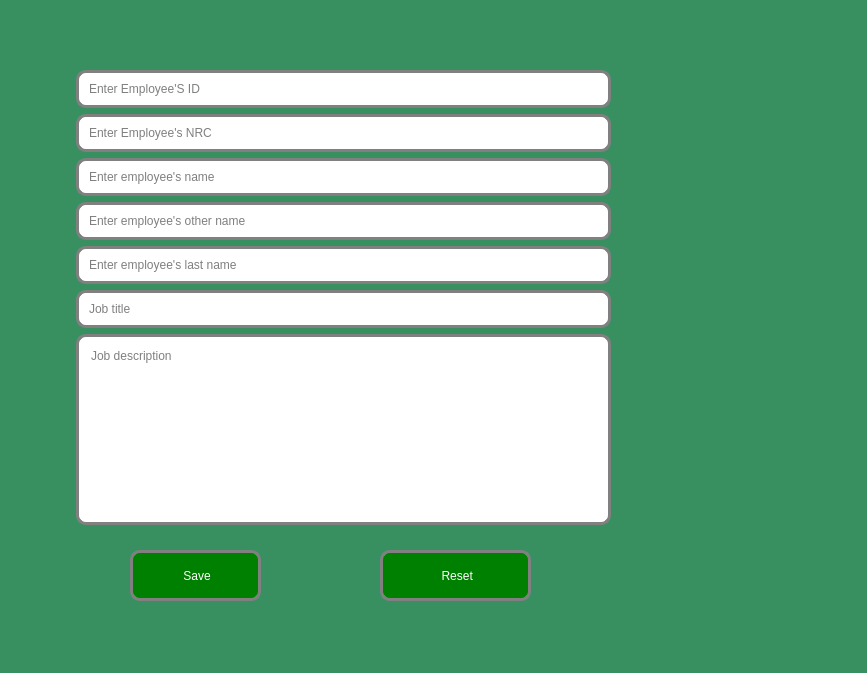
This is addgardener.ui in Rabsoninnora/RoseGardenPlantCareSystem as Qt 5 draws it before an edit. The edited form follows.
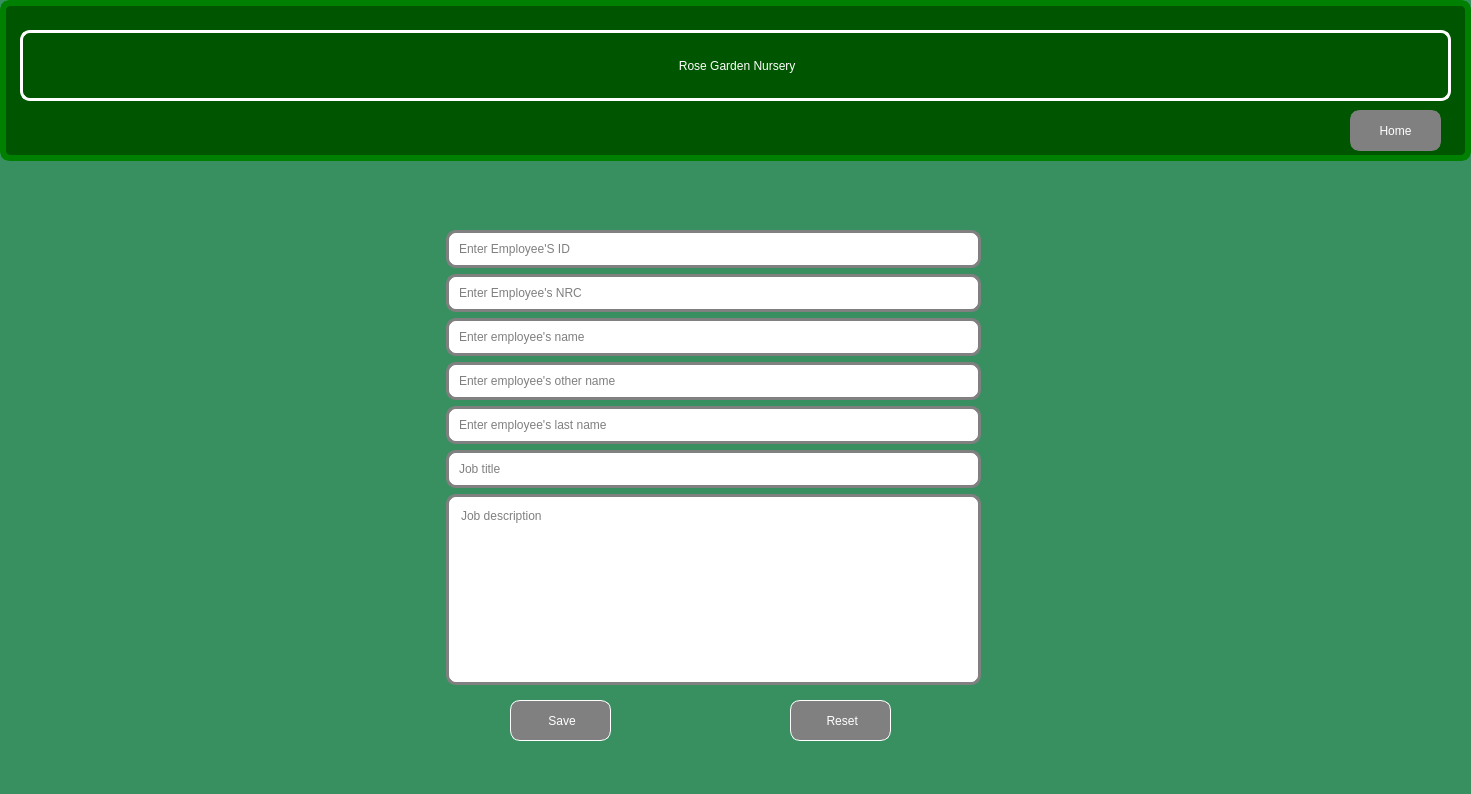
This is the edited form. Icons and pictures are not drawn.

Diff of the .ui file:
```diff
--- a/addgardener.ui
+++ b/addgardener.ui
@@ -6,8 +6,8 @@
    <rect>
     <x>0</x>
     <y>0</y>
-    <width>867</width>
-    <height>673</height>
+    <width>1471</width>
+    <height>794</height>
    </rect>
   </property>
   <property name="windowTitle">
@@ -24,8 +24,8 @@
   <widget class="QWidget" name="formLayoutWidget">
    <property name="geometry">
     <rect>
-     <x>70</x>
-     <y>70</y>
+     <x>440</x>
+     <y>230</y>
      <width>541</width>
      <height>455</height>
     </rect>
@@ -163,19 +163,19 @@
   <widget class="QPushButton" name="btnReset">
    <property name="geometry">
     <rect>
-     <x>380</x>
-     <y>550</y>
-     <width>151</width>
-     <height>51</height>
+     <x>790</x>
+     <y>700</y>
+     <width>101</width>
+     <height>41</height>
     </rect>
    </property>
    <property name="styleSheet">
     <string notr="true">
  QPushButton {
-  border:3px solid gray;
+  border:1px solid white;
   border-radius: 10px;
   padding: 0 10px;
-  background: green;
+  background: grey;
  font: 500 12pt ;
  color: rgb(255, 255, 255);
 
@@ -188,20 +188,20 @@
   <widget class="QPushButton" name="btnSave">
    <property name="geometry">
     <rect>
-     <x>130</x>
-     <y>550</y>
-     <width>131</width>
-     <height>51</height>
+     <x>510</x>
+     <y>700</y>
+     <width>101</width>
+     <height>41</height>
     </rect>
    </property>
    <property name="styleSheet">
     <string notr="true">
  QPushButton {
-  border:3px solid gray;
+  border:1px solid white;
   border-radius: 10px;
   padding: 0 10px;
-  background: green;
- font: 500 12pt ;
+  background: grey;
+ font: 700 12pt ;
  color: rgb(255, 255, 255);
 
 }</string>
@@ -210,6 +210,81 @@
     <string> Save</string>
    </property>
   </widget>
+  <widget class="QLabel" name="label_9">
+   <property name="enabled">
+    <bool>false</bool>
+   </property>
+   <property name="geometry">
+    <rect>
+     <x>0</x>
+     <y>0</y>
+     <width>1471</width>
+     <height>161</height>
+    </rect>
+   </property>
+   <property name="styleSheet">
+    <string notr="true">  QLabel {
+  background-color: rgb(0, 85, 0);
+  border:6px solid green;
+  border-radius: 10px;
+  padding: 0 10px;
+  
+}</string>
+   </property>
+   <property name="text">
+    <string/>
+   </property>
+  </widget>
+  <widget class="QPushButton" name="pushButton">
+   <property name="geometry">
+    <rect>
+     <x>20</x>
+     <y>30</y>
+     <width>1431</width>
+     <height>71</height>
+    </rect>
+   </property>
+   <property name="styleSheet">
+    <string notr="true">
+QPushButton{
+
+  color: rgb(255, 255, 255);
+  font: 800 13pt;
+  border:3px solid white;
+  border-radius: 10px;
+  padding: 0 10px;
+
+}</string>
+   </property>
+   <property name="text">
+    <string> Rose Garden Nursery</string>
+   </property>
+  </widget>
+  <widget class="QPushButton" name="btn_employee_home">
+   <property name="geometry">
+    <rect>
+     <x>1350</x>
+     <y>110</y>
+     <width>91</width>
+     <height>41</height>
+    </rect>
+   </property>
+   <property name="styleSheet">
+    <string notr="true">
+ QPushButton {
+  border:6px solid gray;
+  border-radius: 10px;
+  padding: 0 10px;
+  background: grey;
+ font: 700 12pt ;
+ color: rgb(255, 255, 255);
+
+}</string>
+   </property>
+   <property name="text">
+    <string>Home</string>
+   </property>
+  </widget>
  </widget>
  <resources/>
  <connections/>
```
